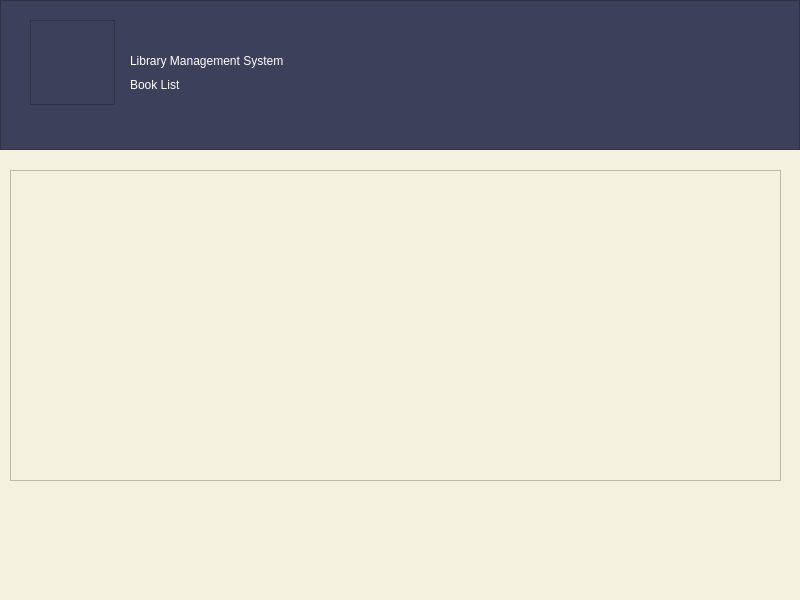
kianmajl/Library, file booklist_admin.ui: the form before one commit.
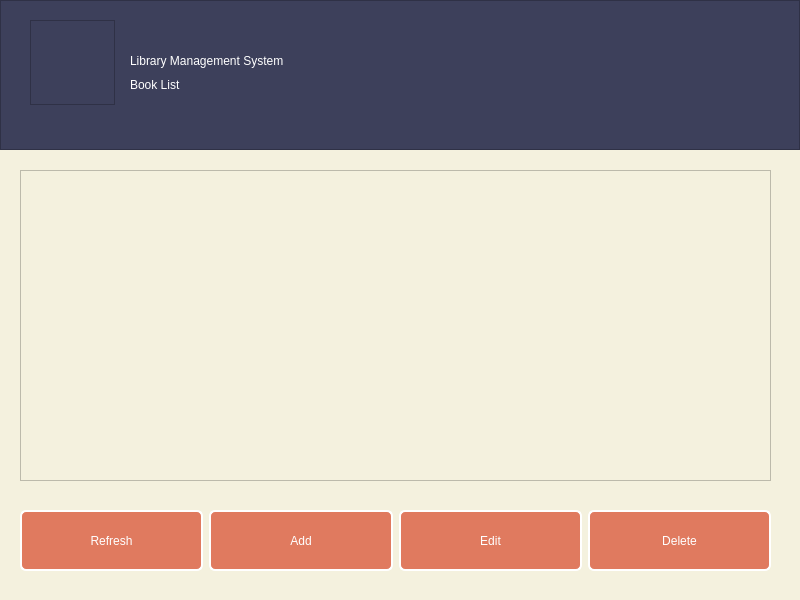
The form after the commit. Icons and pictures are not drawn.

What changed in the file:
```diff
--- a/booklist_admin.ui
+++ b/booklist_admin.ui
@@ -106,13 +106,77 @@
   <widget class="QTableWidget" name="tableWidget">
    <property name="geometry">
     <rect>
-     <x>10</x>
+     <x>20</x>
      <y>170</y>
-     <width>771</width>
+     <width>751</width>
      <height>311</height>
     </rect>
    </property>
   </widget>
+  <widget class="QWidget" name="horizontalLayoutWidget">
+   <property name="geometry">
+    <rect>
+     <x>20</x>
+     <y>510</y>
+     <width>751</width>
+     <height>61</height>
+    </rect>
+   </property>
+   <layout class="QHBoxLayout" name="horizontalLayout">
+    <item>
+     <widget class="QPushButton" name="pushButton_4">
+      <property name="sizePolicy">
+       <sizepolicy hsizetype="Expanding" vsizetype="Expanding">
+        <horstretch>0</horstretch>
+        <verstretch>0</verstretch>
+       </sizepolicy>
+      </property>
+      <property name="text">
+       <string>Refresh</string>
+      </property>
+     </widget>
+    </item>
+    <item>
+     <widget class="QPushButton" name="pushButton">
+      <property name="sizePolicy">
+       <sizepolicy hsizetype="Expanding" vsizetype="Expanding">
+        <horstretch>0</horstretch>
+        <verstretch>0</verstretch>
+       </sizepolicy>
+      </property>
+      <property name="text">
+       <string>Add</string>
+      </property>
+     </widget>
+    </item>
+    <item>
+     <widget class="QPushButton" name="pushButton_2">
+      <property name="sizePolicy">
+       <sizepolicy hsizetype="Expanding" vsizetype="Expanding">
+        <horstretch>0</horstretch>
+        <verstretch>0</verstretch>
+       </sizepolicy>
+      </property>
+      <property name="text">
+       <string>Edit</string>
+      </property>
+     </widget>
+    </item>
+    <item>
+     <widget class="QPushButton" name="pushButton_3">
+      <property name="sizePolicy">
+       <sizepolicy hsizetype="Expanding" vsizetype="Expanding">
+        <horstretch>0</horstretch>
+        <verstretch>0</verstretch>
+       </sizepolicy>
+      </property>
+      <property name="text">
+       <string>Delete</string>
+      </property>
+     </widget>
+    </item>
+   </layout>
+  </widget>
  </widget>
  <resources/>
  <connections/>
```
